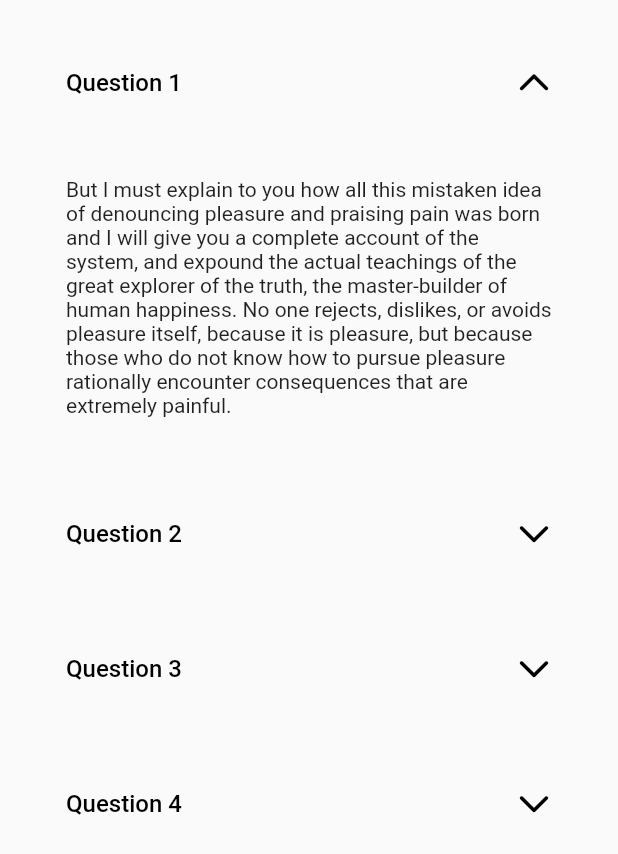
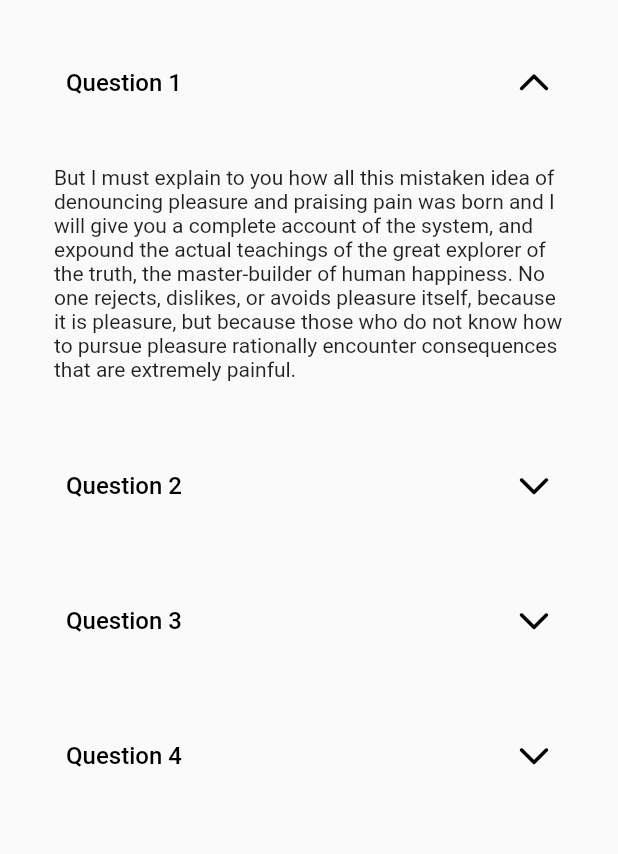
Before and after one commit to AlexThunder2000/weatherApp, a Flutter app: the Questions widget shown alone on an empty page, opened directly, after a tap on "Question 1", on a phone screen of 412 x 824 dp. Shown: the top 854 px of the screen. Run offline on Flutter 3.47's test engine with Material 2 defaults, Android fonts, the phone set to English and light mode, and no system bars.

Commit message:
last working variant

```diff
--- a/lib/constants.dart
+++ b/lib/constants.dart
@@ -7,16 +7,16 @@ int whatYearNow = dateTime.year.toInt();
 bool isDay = whatHourNow < 18 && whatHourNow > 6 ? true : false;
 String backgroundImage = isDay ? 'dayBackground.png' : 'nightBackground.png';
 
-Color mainBlue = Color(0xFF90CAF9);
-Color mainNightBlue = Color(0xFF2A344B);
-Color mainBlack = Color(0xFF212121);
-Color mainGray = Color(0xFF9E9E9E);
-Color lightGray = Color(0xFFFAFAFA);
-Color mainPowderblue = Color(0xFFBFDCE8);
+Color mainBlue = const Color(0xFF90CAF9);
+Color mainNightBlue = const Color(0xFF2A344B);
+Color mainBlack = const Color(0xFF212121);
+Color mainGray = const Color(0xFF9E9E9E);
+Color lightGray = const Color(0xFFFAFAFA);
+Color mainPowderBlue = const Color(0xFFBFDCE8);
 
 Color mainColor = isDay ? mainBlue : mainNightBlue;
 
 BoxDecoration customBoxDecoration(Color color) {
   return BoxDecoration(
-      color: color, borderRadius: BorderRadius.all(Radius.circular(30)));
+      color: color, borderRadius: const BorderRadius.all(Radius.circular(30)));
 }
--- a/lib/question_widget.dart
+++ b/lib/question_widget.dart
@@ -20,7 +20,10 @@ class _QuestionsState extends State<Questions> {
       itemBuilder: (context, index) {
         return Column(
           children: [
-            TextButton(
+            Container(
+              margin: const EdgeInsets.fromLTRB(16, 20, 16, 0),
+              decoration: customBoxDecoration(lightGray),
+              child: TextButton(
                 style: TextButton.styleFrom(
                   splashFactory: NoSplash.splashFactory,
                 ),
@@ -31,13 +34,9 @@ class _QuestionsState extends State<Questions> {
                         : questions[index].isAnswerHide = true;
                   });
                 },
-              child: Container(
-                margin: const EdgeInsets.fromLTRB(16, 20, 16, 0),
-                decoration: customBoxDecoration(
-                  Color(0xFFFAFAFA),
-                ),
                 child: Padding(
-                  padding: EdgeInsets.symmetric(horizontal: 20, vertical: 15),
+                  padding:
+                      const EdgeInsets.symmetric(horizontal: 20, vertical: 15),
                   child: SizedBox(
                     width: double.infinity,
                     child: Row(
@@ -46,13 +45,14 @@ class _QuestionsState extends State<Questions> {
                         Text(
                           questions[index].question,
                           textAlign: TextAlign.start,
-                          style: TextStyle(fontSize: 16, color: Colors.black),
+                          style: const TextStyle(
+                              fontSize: 16, color: Colors.black),
                         ),
                         Transform.rotate(
                           angle: questions[index].isAnswerHide
                               ? 270 * pi / 180
                               : 90 * pi / 180,
-                          child: Icon(
+                          child: const Icon(
                             Icons.arrow_back_ios_new_rounded,
                             color: Colors.black,
                           ),
@@ -65,18 +65,16 @@ class _QuestionsState extends State<Questions> {
             ),
             AnimatedCrossFade(
               duration: const Duration(microseconds: 1),
+              reverseDuration: const Duration(),
               firstChild: const SizedBox.shrink(),
-              secondChild: Padding(
-                padding: const EdgeInsets.all(8.0),
-                child: Container(
+              secondChild: Container(
                 margin: const EdgeInsets.fromLTRB(16, 5, 16, 0),
                 decoration: customBoxDecoration(lightGray),
                 child: Center(
                   child: Padding(
-                      padding:
-                          EdgeInsets.symmetric(horizontal: 20, vertical: 15),
+                    padding: const EdgeInsets.symmetric(
+                        horizontal: 20, vertical: 15),
                     child: Text(questions[index].answer),
-                    ),
                   ),
                 ),
               ),
--- a/pubspec.yaml
+++ b/pubspec.yaml
@@ -1,7 +1,7 @@
 name: weather1
 description: A new Flutter project.
 
-publish_to: 'none' # Remove this line if you wish to publish to pub.dev
+publish_to: 'none'
 
 version: 1.0.0+1
 
```
Also changed, not shown: lib/main.dart (+14 -4 lines), lib/popular_city_widget.dart (+15 -11 lines), lib/search_field_widget.dart (+4 -4 lines), lib/weather_widget.dart (+15 -9 lines), 1 other file. Lines whose indentation alone changed are shown as unchanged.
